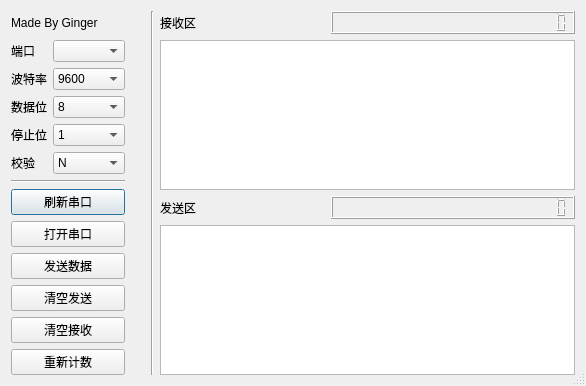
The window that serial.ui (happyginger/pythonSerial) describes before a commit, drawn with Qt 5.
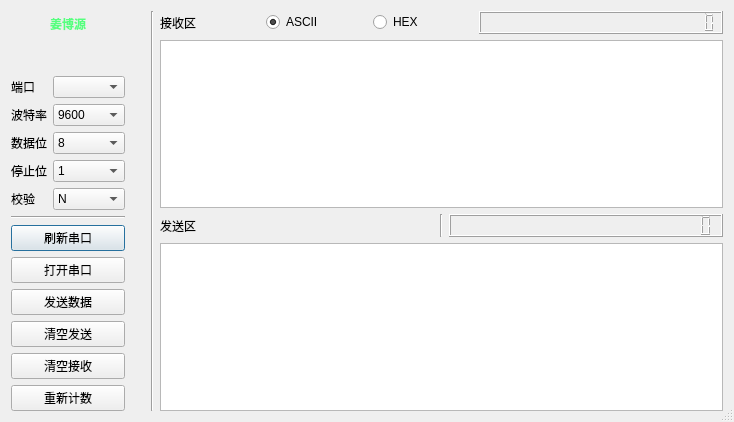
The same window after the commit. Icons and pictures are not drawn.

What changed in the file:
```diff
--- a/serial.ui
+++ b/serial.ui
@@ -6,8 +6,8 @@
    <rect>
     <x>0</x>
     <y>0</y>
-    <width>586</width>
-    <height>386</height>
+    <width>734</width>
+    <height>422</height>
    </rect>
   </property>
   <property name="windowTitle">
@@ -18,16 +18,31 @@
   </property>
   <layout class="QHBoxLayout" name="horizontalLayout_4">
    <item>
+    <layout class="QVBoxLayout" name="verticalLayout_9">
+     <item>
+      <widget class="QLabel" name="author">
+       <property name="text">
+        <string>&lt;html&gt;&lt;head/&gt;&lt;body&gt;&lt;p align=&quot;center&quot;&gt;&lt;span style=&quot; font-weight:600; color:#55ff7f;&quot;&gt;姜博源&lt;/span&gt;&lt;/p&gt;&lt;/body&gt;&lt;/html&gt;</string>
+       </property>
+       <property name="scaledContents">
+        <bool>false</bool>
+       </property>
+      </widget>
+     </item>
+     <item>
+      <widget class="QLabel" name="Photo">
+       <property name="text">
+        <string/>
+       </property>
+       <property name="pixmap">
+        <pixmap>dream.png</pixmap>
+       </property>
+      </widget>
+     </item>
+     <item>
     <layout class="QVBoxLayout" name="verticalLayout_8">
      <item>
       <layout class="QVBoxLayout" name="verticalLayout_7">
-       <item>
-        <widget class="QLabel" name="author">
-         <property name="text">
-          <string>Made By Ginger</string>
-         </property>
-        </widget>
-       </item>
        <item>
         <layout class="QHBoxLayout" name="horizontalLayout">
          <item>
@@ -191,6 +206,8 @@
      </item>
     </layout>
    </item>
+    </layout>
+   </item>
    <item>
     <spacer name="verticalSpacer_3">
      <property name="orientation">
@@ -214,9 +231,9 @@
    <item>
     <layout class="QVBoxLayout" name="verticalLayout_6">
      <item>
-      <layout class="QVBoxLayout" name="verticalLayout_4">
+      <layout class="QVBoxLayout" name="verticalLayout_5">
        <item>
-        <layout class="QHBoxLayout" name="horizontalLayout_2">
+        <layout class="QHBoxLayout" name="horizontalLayout_3">
          <item>
           <widget class="QLabel" name="receiveeditlabel">
            <property name="text">
@@ -224,6 +241,23 @@
            </property>
           </widget>
          </item>
+         <item>
+          <widget class="QRadioButton" name="radioButton">
+           <property name="text">
+            <string>ASCII</string>
+           </property>
+           <property name="checked">
+            <bool>true</bool>
+           </property>
+          </widget>
+         </item>
+         <item>
+          <widget class="QRadioButton" name="radioButton_2">
+           <property name="text">
+            <string>HEX</string>
+           </property>
+          </widget>
+         </item>
          <item>
           <widget class="QLCDNumber" name="receivecount">
            <property name="digitCount">
@@ -233,28 +267,15 @@
          </item>
         </layout>
        </item>
-       <item>
-        <spacer name="verticalSpacer">
-         <property name="orientation">
-          <enum>Qt::Vertical</enum>
-         </property>
-         <property name="sizeHint" stdset="0">
-          <size>
-           <width>20</width>
-           <height>40</height>
-          </size>
-         </property>
-        </spacer>
-       </item>
        <item>
         <widget class="QTextBrowser" name="ReceivetextBrowser"/>
        </item>
       </layout>
      </item>
      <item>
-      <layout class="QVBoxLayout" name="verticalLayout_5">
+      <layout class="QVBoxLayout" name="verticalLayout_4">
        <item>
-        <layout class="QHBoxLayout" name="horizontalLayout_3">
+        <layout class="QHBoxLayout" name="horizontalLayout_2">
          <item>
           <widget class="QLabel" name="sendeditlabel">
            <property name="text">
@@ -262,6 +283,13 @@
            </property>
           </widget>
          </item>
+         <item>
+          <widget class="Line" name="line_3">
+           <property name="orientation">
+            <enum>Qt::Vertical</enum>
+           </property>
+          </widget>
+         </item>
          <item>
           <widget class="QLCDNumber" name="sendcount">
            <property name="digitCount">
@@ -271,19 +299,6 @@
          </item>
         </layout>
        </item>
-       <item>
-        <spacer name="verticalSpacer_2">
-         <property name="orientation">
-          <enum>Qt::Vertical</enum>
-         </property>
-         <property name="sizeHint" stdset="0">
-          <size>
-           <width>20</width>
-           <height>40</height>
-          </size>
-         </property>
-        </spacer>
-       </item>
        <item>
         <widget class="QTextEdit" name="SendtextEdit"/>
        </item>
```
Left out of the diff: 13 changed lines with no effect on the pictures. Lines whose indentation alone changed are shown as unchanged.
